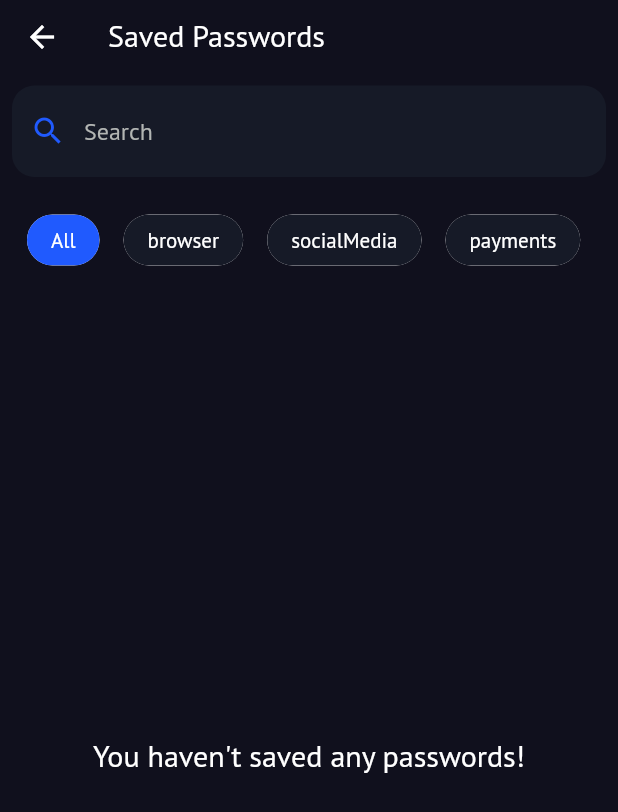
After one commit to Jayakrishnan-manoj/Guardian, a Flutter app: the HomeScreen screen opened directly, after a tap on "See All", on a phone screen of 412 x 824 dp. The commit adds this screen. Shown: the top 812 px of the screen. Run offline on Flutter 3.47's test engine with Material 3 defaults, Android fonts, the phone set to English and light mode, and no system bars; our stand-ins replace animated_text_kit, flutter_secure_storage, fluttertoast, font_awesome_flutter, gap, go_router and 5 more; missing offline and left inert: dart:ffi, encrypt; accounts and stored records are empty; generated files the repository leaves out were written again; statements that could not run were skipped.

Commit message:
implement feature: search passwords

```diff
--- a/lib/data/repositories/password_repository.dart
+++ b/lib/data/repositories/password_repository.dart
@@ -17,6 +17,10 @@ class PasswordRepository {
   Future<void> savePassword(Password password) async {
     await _databaseService.savePassword(password);
     _categoryProvider.updateCategoryCount(password.category, 1);
+  }
+
+  Future<List<Password>> getAllPasswords() async {
+    return await _databaseService.getAllPasswords();
   }
 
   Future<void> deletePassword(Password password) async {
--- a/lib/data/service/database_service.dart
+++ b/lib/data/service/database_service.dart
@@ -22,7 +22,13 @@ class DatabaseService {
     yield* isar.passwords
         .where()
         .sortByCreatedAtDesc()
+        .limit(10)
         .watch(fireImmediately: true);
+  }
+
+  Future<List<Password>> getAllPasswords() async {
+    final isar = await db;
+    return isar.passwords.where().findAll();
   }
 
   Stream<List<Password>> get watchPasswordEntries {
--- a/lib/main.dart
+++ b/lib/main.dart
@@ -1,4 +1,5 @@
 import 'package:flutter/material.dart';
+import 'package:flutter/rendering.dart';
 import 'package:fluttertoast/fluttertoast.dart';
 import 'package:go_router/go_router.dart';
 import 'package:guardian/controller/auth_provider.dart';
@@ -11,6 +12,8 @@ import 'package:guardian/view/screens/landing_screen.dart';
 import 'package:guardian/view/screens/new_password_screen.dart';
 import 'package:guardian/view/screens/onboarding_screen.dart';
 import 'package:provider/provider.dart';
+
+import 'package:flutter/rendering.dart';
 
 import 'package:flutter/material.dart';
 import 'package:go_router/go_router.dart';
@@ -35,6 +38,7 @@ void main() async {
     passwordRepository: passwordRepository,
     categoryProvider: categoryProvider,
   ));
+  //debugPaintSizeEnabled = true;
 }
 
 class MyApp extends StatelessWidget {
--- /dev/null
+++ b/lib/view/screens/all_passwords_screen.dart
@@ -0,0 +1,163 @@
+import 'package:flutter/material.dart';
+import 'package:gap/gap.dart';
+import 'package:guardian/data/models/password_schema.dart';
+import 'package:guardian/data/repositories/password_repository.dart';
+import 'package:guardian/view/constants/colors.dart';
+import 'package:guardian/view/constants/constants.dart';
+import 'package:guardian/view/widgets/password_tile.dart';
+import 'package:provider/provider.dart';
+
+class AllPasswordsScreen extends StatefulWidget {
+  const AllPasswordsScreen({super.key});
+
+  @override
+  State<AllPasswordsScreen> createState() => _AllPasswordsScreenState();
+}
+
+class _AllPasswordsScreenState extends State<AllPasswordsScreen> {
+  Categories? selectedCategory;
+  final TextEditingController searchController = TextEditingController();
+  final FocusNode searchFocusNode = FocusNode();
+  String searchQuery = "";
+
+  @override
+  Widget build(BuildContext context) {
+    final passwordRepository = Provider.of<PasswordRepository>(context);
+
+    return Scaffold(
+      appBar: AppBar(
+        title: Text("Saved Passwords"),
+        bottom: PreferredSize(
+          preferredSize: Size.fromHeight(70.0),
+          child: Padding(
+            padding: const EdgeInsets.all(8.0),
+            child: TextField(
+              onTapOutside: (_) {
+                searchFocusNode.unfocus();
+              },
+              focusNode: searchFocusNode,
+              controller: searchController,
+              style: TextStyle(color: Colors.white),
+              decoration: InputDecoration(
+                focusedBorder: OutlineInputBorder(
+                    borderSide:
+                        BorderSide(color: AppColors.blueAppColor, width: 2),
+                    borderRadius: BorderRadius.circular(15)),
+                hintText: "Search",
+                hintStyle: TextStyle(color: AppColors.subTextColor),
+                prefixIcon: Icon(
+                  Icons.search,
+                  color: AppColors.blueAppColor,
+                ),
+                filled: true,
+                fillColor: AppColors.tileColor,
+                border: OutlineInputBorder(
+                  borderRadius: BorderRadius.circular(15.0),
+                  borderSide: BorderSide.none,
+                ),
+              ),
+              onChanged: (value) {
+                print(value);
+                setState(() {
+                  searchQuery = value.toLowerCase();
+                });
+              },
+            ),
+          ),
+        ),
+      ),
+      body: Padding(
+        padding: const EdgeInsets.symmetric(
+          vertical: 10,
+          horizontal: 10,
+        ),
+        child: Column(
+          children: [
+            SingleChildScrollView(
+              scrollDirection: Axis.horizontal,
+              child: Row(
+                children: [
+                  // Add "All" ChoiceChip manually
+                  Padding(
+                    padding: const EdgeInsets.symmetric(horizontal: 8.0),
+                    child: ChoiceChip(
+                      padding: EdgeInsets.all(8),
+                      label: Text(
+                        "All",
+                        style: TextStyle(color: Colors.white),
+                      ),
+                      selected: selectedCategory == null,
+                      onSelected: (bool selected) {
+                        setState(() {
+                          selectedCategory = null;
+                        });
+                      },
+                      backgroundColor: AppColors.tileColor,
+                      selectedColor: AppColors.blueAppColor,
+                    ),
+                  ),
+                  ...Categories.values.map((Categories category) {
+                    return Padding(
+                      padding: const EdgeInsets.symmetric(horizontal: 8.0),
+                      child: ChoiceChip(
+                        padding: EdgeInsets.all(8),
+                        label: Text(
+                          category.toString().substring(11),
+                          style: TextStyle(color: Colors.white),
+                        ),
+                        selected: selectedCategory == category,
+                        onSelected: (bool selected) {
+                          setState(() {
+                            selectedCategory = category;
+                          });
+                        },
+                        backgroundColor: AppColors.tileColor,
+                        selectedColor: AppColors.blueAppColor,
+                      ),
+                    );
+                  }).toList(),
+                ],
+              ),
+            ),
+            Gap(10),
+            Expanded(
+              child: FutureBuilder(
+                  future: selectedCategory == null
+                      ? passwordRepository.getAllPasswords()
+                      : passwordRepository
+                          .watchPasswordsByCategory(selectedCategory!),
+                  builder: (context, snapshot) {
+                    if (snapshot.hasError) {
+                      return Text("Error Loading Passwords");
+                    }
+                    if (!snapshot.hasData || snapshot.data!.isEmpty) {
+                      return Center(
+                          child: Text(
+                        "You haven't saved any passwords!",
+                        style: TextStyle(
+                          color: Colors.white,
+                          fontSize: 20,
+                        ),
+                      ));
+                    }
+
+                    final passwords = snapshot.data!
+                        .where((password) =>
+                            password.title.toLowerCase().startsWith(searchQuery))
+                        .toList();
+                    return ListView.builder(
+                        itemCount: passwords.length,
+                        itemBuilder: (context, index) {
+                          final password = passwords[index];
+                          return PasswordTile(
+                            password: password,
+                          );
+                        });
+                  }),
+            ),
+          ],
+        ),
+      ),
+    );
+  }
+}
--- a/lib/view/screens/home_screen.dart
+++ b/lib/view/screens/home_screen.dart
@@ -8,17 +8,13 @@ import 'package:flutter/material.dart';
 import 'package:font_awesome_flutter/font_awesome_flutter.dart';
 import 'package:gap/gap.dart';
 import 'package:guardian/data/models/password_schema.dart';
-import 'package:guardian/data/service/database_service.dart';
-import 'package:guardian/services/encryption_service.dart';
 import 'package:guardian/view/constants/colors.dart';
-import 'package:guardian/view/screens/category_passwords_screen.dart';
+import 'package:guardian/view/screens/all_passwords_screen.dart';
 import 'package:guardian/view/screens/generate_password_page.dart';
-import 'package:guardian/view/screens/password_details_screen.dart';
 import 'package:guardian/view/screens/profile_page.dart';
 import 'package:guardian/view/widgets/new_password_card.dart';
 import 'package:guardian/view/widgets/password_tile.dart';
 import 'package:provider/provider.dart';
-import 'package:sliding_clipped_nav_bar/sliding_clipped_nav_bar.dart';
 
 import '../../data/repositories/password_repository.dart';
 import '../widgets/mini_category_card.dart';
@@ -239,13 +235,37 @@ class HomePage extends StatelessWidget {
                 ],
               ),
               const Gap(20),
-              const Text(
-                "Saved Passwords",
-                style: TextStyle(
-                  color: Colors.white,
-                  fontWeight: FontWeight.w700,
-                  fontSize: 22,
-                ),
+              Row(
+                children: [
+                  Expanded(
+                    child: const Text(
+                      "Recently Saved",
+                      style: TextStyle(
+                        color: Colors.white,
+                        fontWeight: FontWeight.w700,
+                        fontSize: 22,
+                      ),
+                    ),
+                  ),
+                  GestureDetector(
+                    onTap: () {
+                      Navigator.of(context).push(
+                        MaterialPageRoute(
+                          builder: (context) => AllPasswordsScreen(),
+                        ),
+                      );
+                    },
+                    child: const Text(
+                      "See All",
+                      style: TextStyle(
+                        decoration: TextDecoration.underline,
+                        color: AppColors.blueAppColor,
+                        fontWeight: FontWeight.w700,
+                        fontSize: 18,
+                      ),
+                    ),
+                  )
+                ],
               ),
               Gap(15),
             ],
@@ -274,31 +294,9 @@ class HomePage extends StatelessWidget {
               delegate: SliverChildBuilderDelegate(
                 (context, index) {
                   final password = snapshot.data![index];
-                  return GestureDetector(
-                    onTap: () {
-                      Navigator.of(context).push(
-                        PageRouteBuilder(
-                          transitionDuration: Duration(milliseconds: 400),
-                          pageBuilder:
-                              (context, animation, secondaryAnimation) =>
-                                  PasswordDetailsScreen(password: password),
-                          transitionsBuilder:
-                              (context, animation, secondaryAnimation, child) {
-                            return FadeTransition(
-                                opacity: animation, child: child);
-                          },
-                        ),
-                        // MaterialPageRoute(
-                        //   builder: (context) =>
-                        //       PasswordDetailsScreen(password: password),
-                        // ),
-                      );
-                    },
-                    child: PasswordTile(
-                      title: password.title,
-                      username: password.username,
-                      imagePath: password.imagePath,
-                    ),
+                  return PasswordTile(
+                    isHome: true,
+                   password: password,
                   );
                 },
                 childCount: snapshot.data!.length,
--- a/lib/view/screens/landing_screen.dart
+++ b/lib/view/screens/landing_screen.dart
@@ -45,6 +45,7 @@ class _LandingScreenState extends State<LandingScreen> {
                 height: 30,
               ),
               IconButton(
+                iconSize: 80,
                 padding: const EdgeInsets.only(right: 40),
                 onPressed: () async {
                   try {
--- a/pubspec.yaml
+++ b/pubspec.yaml
@@ -28,12 +28,14 @@ environment:
 # the latest version available on pub.dev. To see which dependencies have newer
 # versions available, run `flutter pub outdated`.
 dependencies:
+  animated_text_kit: ^4.2.2
   avatar_glow: ^2.0.2
   cupertino_icons: ^1.0.2
   dropdown_button2: ^2.3.9
   encrypt: ^5.0.3
   flutter:
     sdk: flutter
+  flutter_autofill_service: ^0.14.0
   flutter_secure_storage: ^9.2.2
   fluttertoast: ^8.2.8
   font_awesome_flutter: ^10.6.0
@@ -41,13 +43,12 @@ dependencies:
   go_router: ^12.1.1
   image_picker: ^1.1.2
   isar: ^3.1.0+1
+  isar_flutter_libs: ^3.1.0+1
   local_auth: ^2.1.7
   path_provider: ^2.1.4
   provider: ^6.0.5
   sensors_plus: ^6.0.1
   sliding_clipped_nav_bar: ^3.1.1
-  isar_flutter_libs: ^3.1.0+1
-  animated_text_kit: ^4.2.2
 
 dev_dependencies:
   build_runner: null
```
Also changed, not shown: lib/controller/auth_provider.dart (+5 -2 lines), lib/data/models/password_schema.dart (+65 -0 lines), lib/services/autofill_service.dart (added, +38 -0 lines), lib/view/screens/category_passwords_screen.dart (+2 -15 lines), lib/view/widgets/password_tile.dart (+60 -15 lines), pubspec.lock, 2 other files.
